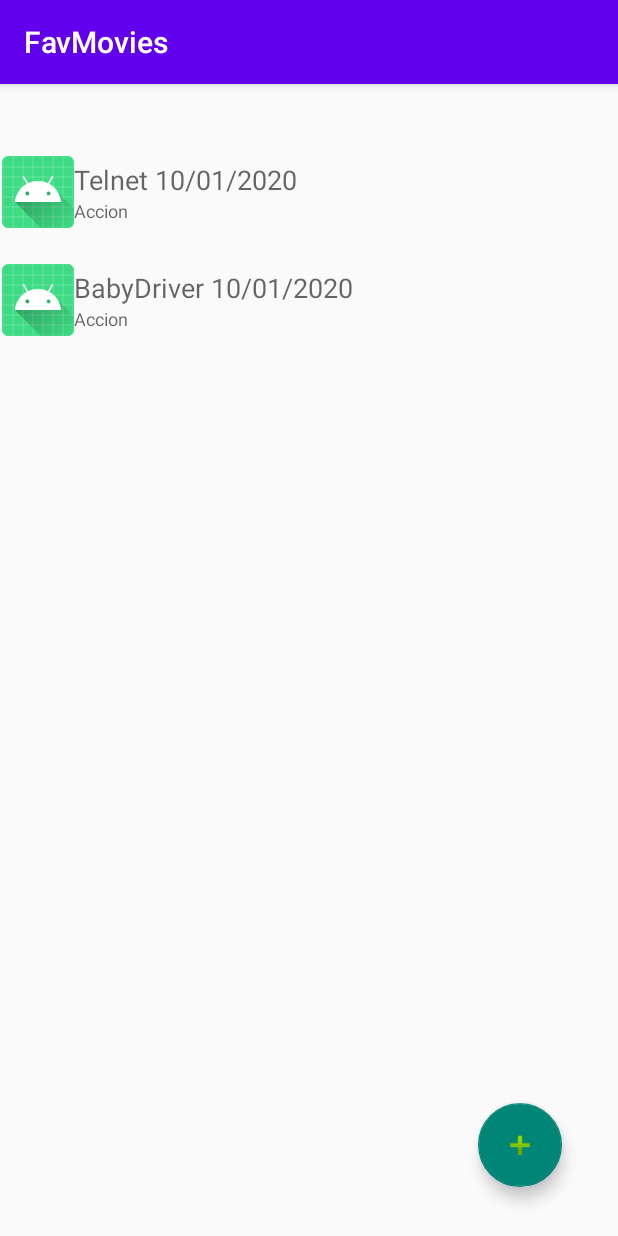
After one commit to Pablo-ArgF/SDM-favMovies, an Android app: the MainRecyclerActivity screen opened directly, with no data from a screen before it, on a phone screen of 412 x 824 dp. The commit adds this screen. Run offline under Robolectric (Android 15) with nearby library versions, the phone set to English and light mode, and no system bars.

Commit message:
Compila en mitad de añadir la lista de peliculas (no acabado)

```diff
--- /dev/null
+++ b/app/src/main/java/com/example/favmovies/ListaPeliculaAdapter.java
@@ -0,0 +1,94 @@
+package com.example.favmovies;
+
+import android.util.Log;
+import android.view.LayoutInflater;
+import android.view.View;
+import android.view.ViewGroup;
+import android.widget.ImageView;
+import android.widget.TextView;
+
+import java.util.List;
+
+import androidx.annotation.NonNull;
+import androidx.recyclerview.widget.RecyclerView;
+
+import com.example.favmovies.R;
+import com.example.favmovies.modelo.Pelicula;
+
+
+public class ListaPeliculaAdapter extends RecyclerView.Adapter<ListaPeliculaAdapter.PeliculaViewHolder> {
+
+    private List<Pelicula> listaPeliculas;
+    private OnItemClickListener listener;
+
+    // Interfaz para manejar el evento click sobre un elemento
+    public interface OnItemClickListener {
+        void onItemClick(Pelicula item);
+    }
+
+    public ListaPeliculaAdapter(List<Pelicula> listaPeli, OnItemClickListener listener) {
+        this.listaPeliculas = listaPeli;
+        this.listener = listener;
+    }
+
+    @NonNull
+    @Override
+    public PeliculaViewHolder onCreateViewHolder(@NonNull ViewGroup parent, int viewType) {
+        // Creamos la vista con el layout para un elemento
+        View itemView = LayoutInflater.from(parent.getContext())
+                .inflate(R.layout.linea_recycler_view_pelicula, parent, false);
+        return new PeliculaViewHolder(itemView);
+    }
+
+
+    /** Asocia el contenido a los componentes de la vista,
+     * concretamente con nuestro PeliculaViewHolder que recibimos como parámetro
+     */
+    @Override
+    public void onBindViewHolder(@NonNull PeliculaViewHolder holder, int position) {
+        // Extrae de la lista el elemento indicado por posición
+        Pelicula pelicula= listaPeliculas.get(position);
+        Log.i("Lista","Visualiza elemento: "+pelicula);
+        // llama al método de nuestro holder para asignar valores a los componentes
+        // además, pasamos el listener del evento onClick
+        holder.bindUser(pelicula, listener);
+    }
+
+    @Override
+    public int getItemCount() {
+        return listaPeliculas.size();
+    }
+
+
+
+    public static class PeliculaViewHolder extends RecyclerView.ViewHolder{
+
+        private TextView titulo;
+        private TextView fecha;
+        private ImageView imagen;
+
+        public PeliculaViewHolder(View itemView) {
+            super(itemView);
+
+            titulo= (TextView)itemView.findViewById(R.id.titulopeli);
+            fecha= (TextView)itemView.findViewById(R.id.fechaestreno);
+            imagen= (ImageView)itemView.findViewById(R.id.imagen);
+        }
+
+        // asignar valores a los componentes
+        public void bindUser(final Pelicula pelicula, final OnItemClickListener listener) {
+            titulo.setText(pelicula.getTitulo()+" "+pelicula.getFecha());
+            //fecha.setText(pelicula.getFecha());
+
+            fecha.setText(pelicula.getCategoria().getNombre());
+            // cargar imagen
+            itemView.setOnClickListener(new View.OnClickListener() {
+                @Override public void onClick(View v) {
+                    Log.i("Hola", "Hola");
+                    listener.onItemClick(pelicula);
+                }
+            });
+        }
+    }
+
+}
--- /dev/null
+++ b/app/src/main/java/com/example/favmovies/MainRecyclerActivity.java
@@ -0,0 +1,78 @@
+package com.example.favmovies;
+
+import androidx.appcompat.app.AppCompatActivity;
+import androidx.recyclerview.widget.LinearLayoutManager;
+import androidx.recyclerview.widget.RecyclerView;
+
+import android.content.Intent;
+import android.os.Bundle;
+import android.util.Log;
+
+import com.example.favmovies.modelo.Categoria;
+import com.example.favmovies.modelo.Pelicula;
+
+import java.util.ArrayList;
+
+public class MainRecyclerActivity extends AppCompatActivity {
+
+    private static final String PELICULA_SELECCIONADA = "Pelicula seleccionada";
+    private ArrayList<Pelicula> listaPeli;
+    private RecyclerView listaPeliView;
+
+    @Override
+    protected void onCreate(Bundle savedInstanceState) {
+        super.onCreate(savedInstanceState);
+        setContentView(R.layout.activity_main_recycler);
+
+        //Rellenar lista de peliculas
+
+        rellenarLista();
+
+        // Recuperamos referencia y configuramos recyclerView con la lista de usuarios
+        listaPeliView = (RecyclerView)findViewById(R.id.reciclerView);
+        listaPeliView.setHasFixedSize(true);
+
+        /* Un RecyclerView necesita un Layout Manager para manejar el posicionamiento de los
+           elementos en cada línea. Se podría definir un LayoutManager propio extendendiendo la clase
+           RecyclerView.LayoutManager. Sin embargo, en la mayoría de los casos, simplemente se usa
+           una de las subclases LayoutManager predefinidas: LinearLayoutManager, GridLayoutManager,
+           StaggeredGridLayoutManager*/
+        RecyclerView.LayoutManager layoutManager = new LinearLayoutManager(getApplicationContext());
+        listaPeliView.setLayoutManager(layoutManager);
+
+        //Pasamos la lista de peliculas al RecyclerView con el ListaPeliculaAdapter
+        // Instanciamos el adapter con los datos de la petición y lo asignamos a RecyclerView
+        // Generar el adaptador, le pasamos la lista de peliculas
+        // y el manejador para el evento click sobre un elemento
+        ListaPeliculaAdapter lpAdapter= new ListaPeliculaAdapter(listaPeli,
+                new ListaPeliculaAdapter.OnItemClickListener() {
+                    @Override
+                    public void onItemClick(Pelicula peli) {
+                        clickonItem(peli);
+                    }
+                });
+        listaPeliView.setAdapter(lpAdapter);
+    }
+    public void clickonItem (Pelicula peli){
+        Log.i("Click adapter","Item Clicked "+peli.getCategoria().getNombre());
+        //Toast.makeText(MainActivity.this, "Item Clicked "+user.getId(), Toast.LENGTH_LONG).show();
+
+        //Paso el modo de apertura
+        Intent intent=new Intent (MainRecyclerActivity.this, MainActivity.class);
+        intent.putExtra(PELICULA_SELECCIONADA, peli);
+
+        startActivity(intent);
+    }
+
+    private void rellenarLista() {
+        listaPeli = new ArrayList<Pelicula>();
+
+        Categoria cataccion = new Categoria("Accion","Pelisaccion");
+        Pelicula peli = new Pelicula("Telnet","Una accion epica blabla", cataccion,"150","10/01/2020");
+        Pelicula peli2 = new Pelicula("BabyDriver","conduce y tal", cataccion,"150","10/01/2020");
+
+
+        listaPeli.add(peli);
+        listaPeli.add(peli2);
+    }
+}
--- a/app/src/main/java/com/example/favmovies/modelo/Pelicula.java
+++ b/app/src/main/java/com/example/favmovies/modelo/Pelicula.java
@@ -1,4 +1,107 @@
 package com.example.favmovies.modelo;
 
-public class Pelicula {
+import android.os.Parcel;
+import android.os.Parcelable;
+
+import androidx.annotation.NonNull;
+
+public class Pelicula implements Parcelable {
+
+    String titulo, argumento;
+    Categoria categoria;
+    String duracion, fecha;
+
+    public Pelicula(String titulo, String argumento, Categoria categoria, String duracion, String fecha) {
+        this.titulo = titulo;
+        this.argumento = argumento;
+        this.categoria = categoria;
+        this.duracion = duracion;
+        this.fecha = fecha;
+    }
+
+
+    protected Pelicula(Parcel in) {
+        titulo = in.readString();
+        argumento = in.readString();
+        categoria = in.readParcelable(Categoria.class.getClassLoader());
+        duracion = in.readString();
+        fecha = in.readString();
+    }
+
+    public static final Creator<Pelicula> CREATOR = new Creator<Pelicula>() {
+        @Override
+        public Pelicula createFromParcel(Parcel in) {
+            return new Pelicula(in);
+        }
+
+        @Override
+        public Pelicula[] newArray(int size) {
+            return new Pelicula[size];
+        }
+    };
+
+    @Override
+    public int describeContents() {
+        return 0;
+    }
+
+    @Override
+    public String toString() {
+        return "Pelicula{" +
+                "titulo='" + titulo + '\'' +
+                ", argumento='" + argumento + '\'' +
+                ", categoria=" + categoria +
+                ", duracion='" + duracion + '\'' +
+                ", fecha='" + fecha + '\'' +
+                '}';
+    }
+
+    @Override
+    public void writeToParcel(@NonNull Parcel parcel, int i) {
+        parcel.writeString(titulo);
+        parcel.writeString(argumento);
+        parcel.writeParcelable(categoria, i);
+        parcel.writeString(duracion);
+        parcel.writeString(fecha);
+    }
+
+    public String getTitulo() {
+        return titulo;
+    }
+
+    public void setTitulo(String titulo) {
+        this.titulo = titulo;
+    }
+
+    public String getArgumento() {
+        return argumento;
+    }
+
+    public void setArgumento(String argumento) {
+        this.argumento = argumento;
+    }
+
+    public Categoria getCategoria() {
+        return categoria;
+    }
+
+    public void setCategoria(Categoria categoria) {
+        this.categoria = categoria;
+    }
+
+    public String getDuracion() {
+        return duracion;
+    }
+
+    public void setDuracion(String duracion) {
+        this.duracion = duracion;
+    }
+
+    public String getFecha() {
+        return fecha;
+    }
+
+    public void setFecha(String fecha) {
+        this.fecha = fecha;
+    }
 }
--- a/app/src/main/res/layout/activity_main.xml
+++ b/app/src/main/res/layout/activity_main.xml
@@ -134,6 +134,7 @@
         android:layout_height="66dp"
         android:layout_marginStart="22dp"
         android:contentDescription="@string/EditarTooltip"
+        android:visibility="invisible"
         app:layout_constraintBottom_toBottomOf="@+id/SpinnerCategoría"
         app:layout_constraintEnd_toEndOf="parent"
         app:layout_constraintHorizontal_bias="0.0"
--- /dev/null
+++ b/app/src/main/res/layout/activity_main_recycler.xml
@@ -0,0 +1,31 @@
+<?xml version="1.0" encoding="utf-8"?>
+<androidx.constraintlayout.widget.ConstraintLayout xmlns:android="http://schemas.android.com/apk/res/android"
+    xmlns:app="http://schemas.android.com/apk/res-auto"
+    xmlns:tools="http://schemas.android.com/tools"
+    android:layout_width="match_parent"
+    android:layout_height="match_parent"
+    tools:context=".MainRecyclerActivity">
+
+    <com.google.android.material.floatingactionbutton.FloatingActionButton
+        android:id="@+id/floatingActionButton"
+        android:layout_width="wrap_content"
+        android:layout_height="wrap_content"
+        android:clickable="true"
+        app:layout_constraintBottom_toBottomOf="parent"
+        app:layout_constraintEnd_toEndOf="parent"
+        app:layout_constraintHorizontal_bias="0.895"
+        app:layout_constraintStart_toStartOf="parent"
+        app:layout_constraintTop_toTopOf="parent"
+        app:layout_constraintVertical_bias="0.954"
+        app:srcCompat="@android:drawable/ic_input_add" />
+
+    <androidx.recyclerview.widget.RecyclerView
+        android:id="@+id/reciclerView"
+        android:layout_width="409dp"
+        android:layout_height="732dp"
+        app:layout_constraintBottom_toBottomOf="parent"
+        app:layout_constraintEnd_toEndOf="parent"
+        app:layout_constraintStart_toStartOf="parent"
+        app:layout_constraintTop_toTopOf="parent"
+        app:layout_constraintVertical_bias="1.0" />
+</androidx.constraintlayout.widget.ConstraintLayout>
--- /dev/null
+++ b/app/src/main/res/layout/linea_recycler_view_pelicula.xml
@@ -0,0 +1,40 @@
+<?xml version="1.0" encoding="utf-8"?>
+<LinearLayout xmlns:android="http://schemas.android.com/apk/res/android"
+    xmlns:app="http://schemas.android.com/apk/res-auto"
+    android:layout_width="match_parent"
+    android:layout_height="wrap_content"
+    android:background="?attr/selectableItemBackground"
+    android:gravity="center_vertical"
+    android:orientation="horizontal"
+    >
+
+    <ImageView
+        android:id="@+id/imagen"
+        android:layout_width="48dp"
+        android:layout_height="72dp"
+        android:contentDescription="@string/app_name"
+        app:srcCompat="@mipmap/ic_launcher" />
+
+    <LinearLayout
+        android:layout_width="0dp"
+        android:layout_height="wrap_content"
+        android:layout_weight="1"
+        android:orientation="vertical">
+
+        <TextView
+            android:id="@+id/titulopeli"
+            android:layout_width="match_parent"
+            android:layout_height="wrap_content"
+            android:text="@string/titulopeli"
+            android:textAppearance="@style/TextAppearance.AppCompat.Medium" />
+
+        <TextView
+            android:id="@+id/fechaestreno"
+            android:layout_width="match_parent"
+            android:layout_height="wrap_content"
+            android:text="@string/fechaestreno"
+            android:textAppearance="@style/TextAppearance.AppCompat.Caption" />
+
+    </LinearLayout>
+
+</LinearLayout>
--- a/app/src/main/res/values/strings.xml
+++ b/app/src/main/res/values/strings.xml
@@ -26,5 +26,7 @@
     <string name="msg_crearcategoria">Se va a crear una nueva categoria</string>
     <string name="NuevaCategoria">Nueva categoria</string>
     <string name="modifica_categoria">Modifica la categoria</string>
+    <string name="titulopeli">Titulo de la pelicula</string>
+    <string name="fechaestreno">Fecha de estreno</string>
 
 </resources>
```
Also changed, not shown: app/src/main/AndroidManifest.xml (+9 -0 lines), app/src/main/java/com/example/favmovies/CategoriasActivity.java (+3 -4 lines), app/src/main/res/layout/activity_categoria.xml (+10 -10 lines).
